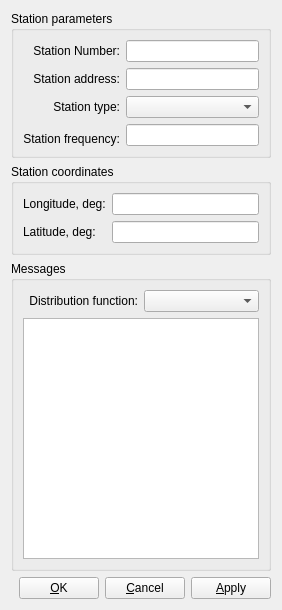
First picture: the form in src/gui/ui/meteor_radio_station_form.ui, repository YuriyRusinov/meteor_radio, before the edit.
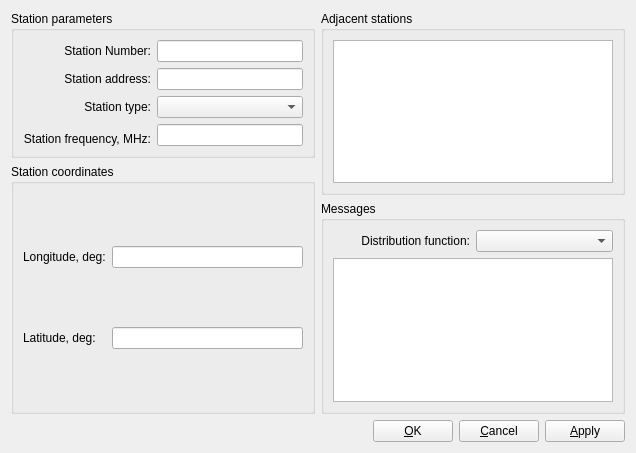
Second picture: the form after the edit.

Commit message: Route metrix form and database structure.

```diff
--- a/src/gui/ui/meteor_radio_station_form.ui
+++ b/src/gui/ui/meteor_radio_station_form.ui
@@ -6,14 +6,14 @@
    <rect>
     <x>0</x>
     <y>0</y>
-    <width>282</width>
-    <height>610</height>
+    <width>636</width>
+    <height>453</height>
    </rect>
   </property>
   <property name="windowTitle">
    <string>Form</string>
   </property>
-  <layout class="QGridLayout" name="gridLayout_4">
+  <layout class="QGridLayout" name="gridLayout_5">
    <item row="0" column="0">
     <widget class="QGroupBox" name="gbAddr">
      <property name="title">
@@ -65,7 +65,7 @@
       <item row="4" column="0">
        <widget class="QLabel" name="lStationFreq">
         <property name="text">
-         <string>&lt;html&gt;&lt;head/&gt;&lt;body&gt;&lt;p&gt;Station frequency:&lt;/p&gt;&lt;/body&gt;&lt;/html&gt;</string>
+         <string>&lt;html&gt;&lt;head/&gt;&lt;body&gt;&lt;p&gt;Station frequency, MHz:&lt;/p&gt;&lt;/body&gt;&lt;/html&gt;</string>
         </property>
         <property name="alignment">
          <set>Qt::AlignRight|Qt::AlignTrailing|Qt::AlignVCenter</set>
@@ -75,7 +75,19 @@
      </layout>
     </widget>
    </item>
-   <item row="1" column="0">
+   <item row="0" column="1" rowspan="2">
+    <widget class="QGroupBox" name="gbAdjacentStations">
+     <property name="title">
+      <string>Adjacent stations</string>
+     </property>
+     <layout class="QGridLayout" name="gridLayout_4">
+      <item row="0" column="0">
+       <widget class="QTreeView" name="tvAdjacentStations"/>
+      </item>
+     </layout>
+    </widget>
+   </item>
+   <item row="1" column="0" rowspan="2">
     <widget class="QGroupBox" name="gbCoords">
      <property name="title">
       <string>Station coordinates</string>
@@ -104,7 +116,7 @@
      </layout>
     </widget>
    </item>
-   <item row="2" column="0">
+   <item row="2" column="1">
     <widget class="QGroupBox" name="gbMessages">
      <property name="title">
       <string>Messages</string>
@@ -129,8 +141,8 @@
      </layout>
     </widget>
    </item>
-   <item row="3" column="0">
-    <layout class="QHBoxLayout" name="horizontalLayout">
+   <item row="3" column="0" colspan="2">
+    <layout class="QHBoxLayout" name="hButtonsLayout">
      <item>
       <spacer name="horizontalSpacer">
        <property name="orientation">
```
The commit also changes 3 other files.
